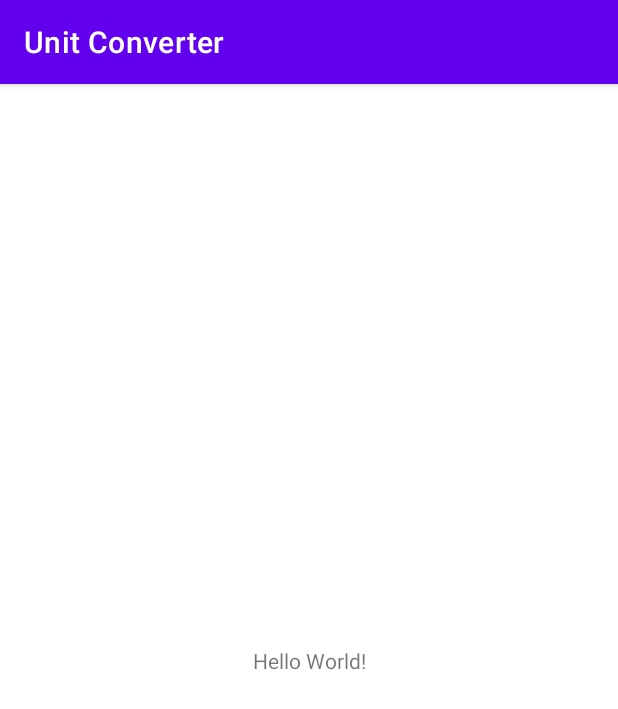
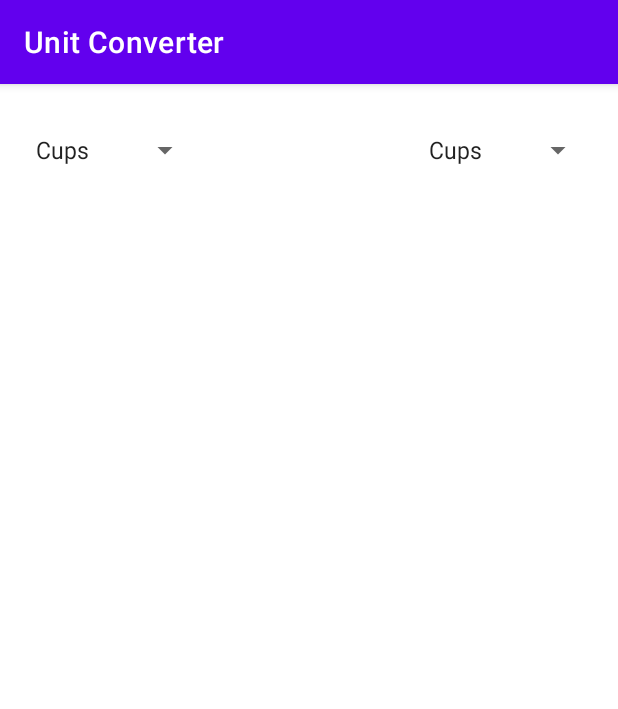
Before and after one commit to Elale1984/UnitConverter, an Android app: the screen it shows after launch (MainActivity), on a phone screen of 412 x 824 dp. Shown: the top 709 px of the screen. Run offline under Robolectric (Android 15) with nearby library versions, the phone set to English and light mode, and no system bars.

```diff
--- a/app/build.gradle
+++ b/app/build.gradle
@@ -1,6 +1,7 @@
 plugins {
     id 'com.android.application'
     id 'kotlin-android'
+    id 'kotlin-android-extensions'
 }
 
 android {
@@ -37,7 +38,11 @@ dependencies {
     implementation 'androidx.appcompat:appcompat:1.4.0'
     implementation 'com.google.android.material:material:1.4.0'
     implementation 'androidx.constraintlayout:constraintlayout:2.1.2'
+    implementation("org.jetbrains.kotlinx:kotlinx-coroutines-core-jvm:1.5.2")
     testImplementation 'junit:junit:4.+'
     androidTestImplementation 'androidx.test.ext:junit:1.1.3'
     androidTestImplementation 'androidx.test.espresso:espresso-core:3.4.0'
+
+
+
 }
--- a/app/src/main/java/com/headyapps/unitconverter/MainActivity.kt
+++ b/app/src/main/java/com/headyapps/unitconverter/MainActivity.kt
@@ -1,11 +1,36 @@
 package com.headyapps.unitconverter
 
+import android.os.Bundle
+import android.view.View
+import android.widget.AdapterView
+import android.widget.Toast
 import androidx.appcompat.app.AppCompatActivity
-import android.os.Bundle
+import kotlinx.android.synthetic.main.activity_main.*
 
 class MainActivity : AppCompatActivity() {
+
     override fun onCreate(savedInstanceState: Bundle?) {
         super.onCreate(savedInstanceState)
         setContentView(R.layout.activity_main)
+
+
+        //setting convert from spinner
+        convert_from_units.onItemSelectedListener = object : AdapterView.OnItemSelectedListener {
+            override fun onItemSelected(parent: AdapterView<*>?, view: View?, position: Int, id: Long) {
+                Toast.makeText(this@MainActivity, resources.getStringArray(R.array.start_con_array)[position], Toast.LENGTH_SHORT)
+                    .show()
+            }
+            override fun onNothingSelected(parent: AdapterView<*>?) {
+            }
+        }
+        //setting convert to spinner
+        convert_to_units.onItemSelectedListener = object : AdapterView.OnItemSelectedListener {
+            override fun onItemSelected(parent: AdapterView<*>?, view: View?, position: Int, id: Long) {
+                Toast.makeText(this@MainActivity, resources.getStringArray(R.array.start_con_array)[position], Toast.LENGTH_SHORT)
+                    .show()
+            }
+            override fun onNothingSelected(parent: AdapterView<*>?) {
+            }
+        }
     }
 }
--- a/app/src/main/res/layout/activity_main.xml
+++ b/app/src/main/res/layout/activity_main.xml
@@ -4,15 +4,32 @@
     xmlns:tools="http://schemas.android.com/tools"
     android:layout_width="match_parent"
     android:layout_height="match_parent"
+    android:padding="16dp"
     tools:context=".MainActivity">
 
-    <TextView
+    <Spinner
+        android:id="@+id/convert_from_units"
         android:layout_width="wrap_content"
         android:layout_height="wrap_content"
-        android:text="Hello World!"
-        app:layout_constraintBottom_toBottomOf="parent"
-        app:layout_constraintLeft_toLeftOf="parent"
-        app:layout_constraintRight_toRightOf="parent"
-        app:layout_constraintTop_toTopOf="parent" />
+        android:entries="@array/start_con_array"
+        android:spinnerMode="dialog"
+        android:prompt="@string/from_prompt"
+        android:layout_marginTop="16dp"
+        app:layout_constraintStart_toStartOf="parent"
+        app:layout_constraintTop_toTopOf="parent">
+
+    </Spinner>
+    <Spinner
+        android:id="@+id/convert_to_units"
+        android:layout_width="wrap_content"
+        android:layout_height="wrap_content"
+        android:entries="@array/start_con_array"
+        android:spinnerMode="dialog"
+        android:prompt="@string/to_prompt"
+        android:layout_marginTop="16dp"
+        app:layout_constraintEnd_toEndOf="parent"
+        app:layout_constraintTop_toTopOf="parent">
+
+    </Spinner>
 
 </androidx.constraintlayout.widget.ConstraintLayout>
--- a/app/src/main/res/values/strings.xml
+++ b/app/src/main/res/values/strings.xml
@@ -1,3 +1,15 @@
 <resources>
     <string name="app_name">Unit Converter</string>
+
+    <string-array name="start_con_array">
+        <item>Cups</item>
+        <item>Ounces</item>
+        <item>Gallons</item>
+        <item>Pints</item>
+        <item>Liters</item>
+    </string-array>
+
+    <string name="from_prompt">Convert From</string>
+    <string name="to_prompt">Convert To</string>
+
 </resources>
```
